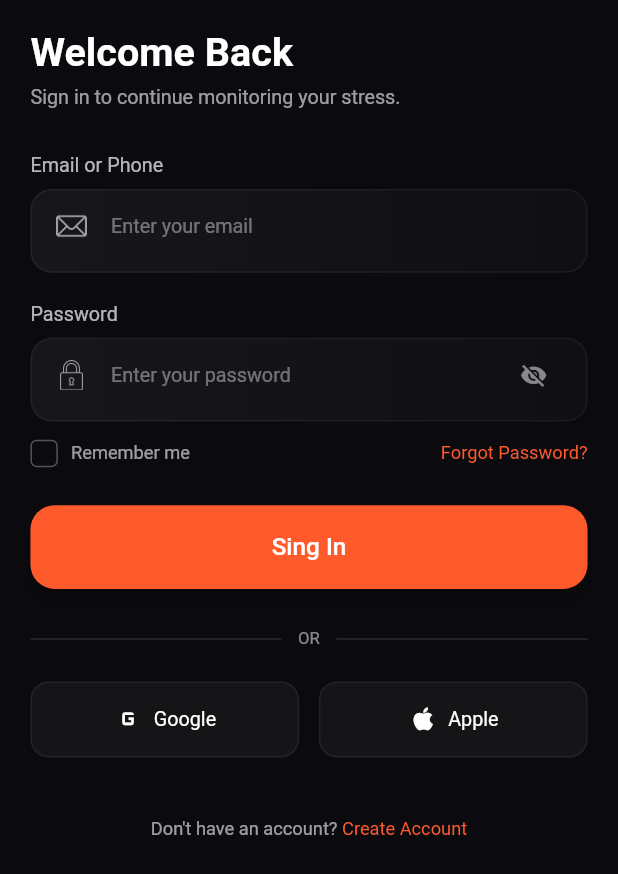
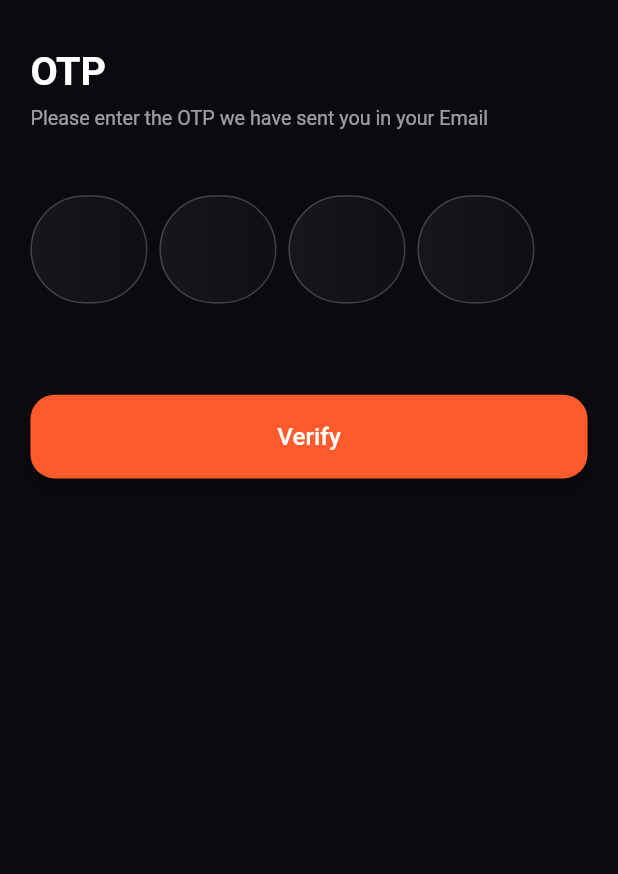
Before and after one commit to byteAnik/stress_detection_app, a Flutter app: the screen it shows after launch, on a phone screen of 412 x 824 dp. Shown: the top 874 px of the screen. Run offline on Flutter 3.47's test engine with Material 3 defaults, Android fonts, the phone set to English and light mode, and no system bars; drawn by our look-alikes of auto_animated, pinput; our stand-ins replace connectivity_plus, device_info_plus, dio, flutter_screenutil, fluttertoast, get and 6 more; missing offline and left inert: dotlottie_loader; Roboto replaces fonts that are missing (Urbanist).

Commit message:
i have complete otp verify screen ui

```diff
--- /dev/null
+++ b/lib/features/auth/otp_verify/presentation/otp_verify_screen.dart
@@ -0,0 +1,82 @@
+import 'package:flutter/material.dart';
+import 'package:flutter_screenutil/flutter_screenutil.dart';
+import 'package:pin_code_fields/pin_code_fields.dart' hide PinTheme;
+import 'package:pinput/pinput.dart';
+import 'package:stress_detection_app/common_wigdets/common_button.dart';
+import 'package:stress_detection_app/constants/app_colors.dart';
+import 'package:stress_detection_app/helpers/ui_helpers.dart';
+
+class OtpVerifyScreen extends StatelessWidget {
+  const OtpVerifyScreen({super.key});
+
+  @override
+  Widget build(BuildContext context) {
+    final defaultPinTheme = PinTheme(
+      width: 71.w,
+      height: 71.h,
+      textStyle: TextStyle(
+        fontSize: 20.sp,
+        color: Colors.white,
+        fontWeight: FontWeight.w600,
+      ),
+      decoration: BoxDecoration(
+        gradient: LinearGradient(
+              colors: [
+                Colors.white.withOpacity(0.05),
+                Colors.white.withOpacity(0.02),
+              ],
+            ),
+        borderRadius: BorderRadius.circular(83.r),
+        border: Border.all(color: AppColors.cFFFFFF.withOpacity(0.2)),
+      ),
+    );
+    return Scaffold(
+      backgroundColor: AppColors.c0B0B0F,
+      body: SafeArea(
+        child: Padding(
+          padding: EdgeInsets.symmetric(
+            horizontal: UIHelper.kDefaulutPadding(),
+          ),
+          child: SingleChildScrollView(
+            child: Column(
+              crossAxisAlignment: CrossAxisAlignment.start,
+              children: [
+                UIHelper.verticalSpace(32.h),
+                Text(
+                  "OTP",
+                  style: TextStyle(
+                    color: AppColors.cFFFFFF,
+                    fontSize: 26.sp,
+                    fontWeight: FontWeight.bold,
+                  ),
+                ),
+                UIHelper.verticalSpace(8.h),
+                Text(
+                  'Please enter the OTP we have sent you in your Email',
+                  style: TextStyle(
+                    color: AppColors.cFFFFFF.withOpacity(0.6),
+                    fontSize: 13.sp,
+                  ),
+                ),
+                UIHelper.verticalSpace(43.h),
+                Pinput(
+                  length: 4,
+                  // controller: _otpController,
+                  // validator: validate4DigitPinCode,
+                  defaultPinTheme: defaultPinTheme,
+                  focusedPinTheme: defaultPinTheme.copyWith(
+                    decoration: defaultPinTheme.decoration!.copyWith(
+                      border: Border.all(color: Colors.black, width: 2),
+                    ),
+                  ),
+                ),
+                UIHelper.verticalSpace(60.h),
+                CommonButton(text: 'Verify', onPressed: () {}),
+              ],
+            ),
+          ),
+        ),
+      ),
+    );
+  }
+}
--- a/lib/main.dart
+++ b/lib/main.dart
@@ -7,14 +7,12 @@ import 'package:provider/provider.dart';
 import 'package:stress_detection_app/constants/app_colors.dart';
 import 'package:stress_detection_app/constants/custome_theme.dart';
 import 'package:stress_detection_app/features/auth/login/presentation/login_screen.dart';
-import 'package:stress_detection_app/features/auth/signup/presentation/signup_screen.dart';
+import 'package:stress_detection_app/features/auth/otp_verify/presentation/otp_verify_screen.dart';
 import 'package:stress_detection_app/helpers/di.dart';
 import 'package:stress_detection_app/helpers/helper_methods.dart';
 import 'package:stress_detection_app/helpers/navigation_service.dart';
 import 'package:stress_detection_app/helpers/register_provider.dart';
 import 'package:stress_detection_app/networks/dio/dio.dart';
-import 'package:stress_detection_app/features/onboarding_screen.dart';
-import 'package:stress_detection_app/splash_screen.dart';
 
 
 
@@ -80,7 +78,7 @@ class UtillScreenMobile extends StatelessWidget {
             return MediaQuery(data: MediaQuery.of(context), child: widget!);
           },
           navigatorKey: NavigationService.navigatorKey,
-          home: LoginScreen(),
+          home: OtpVerifyScreen(),
         );
       },
     );
```
